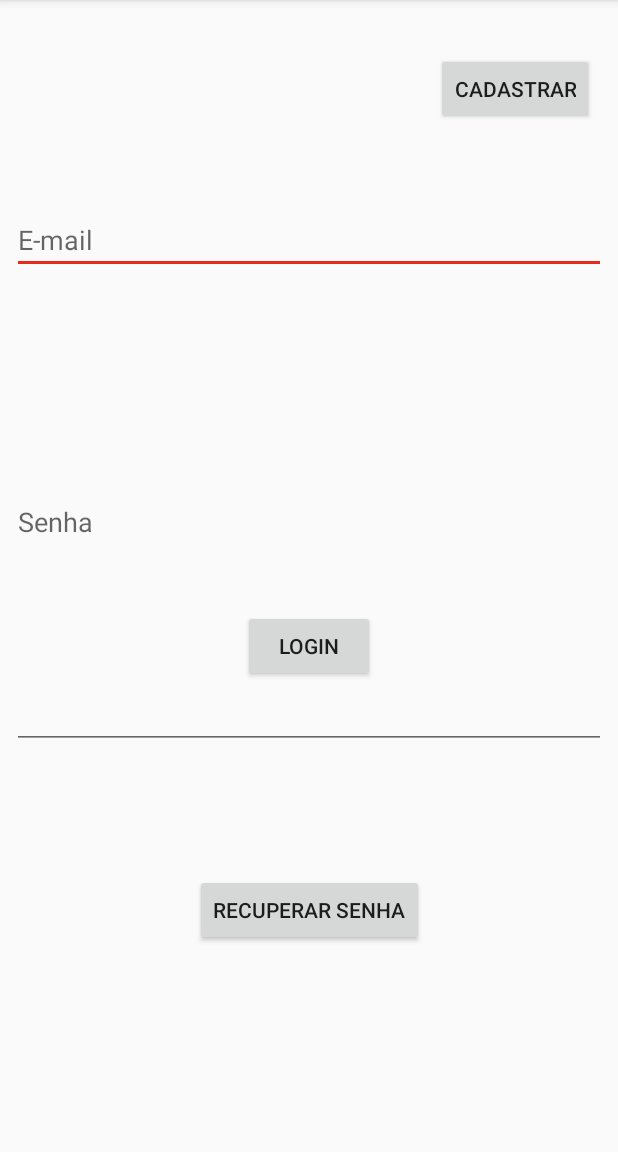
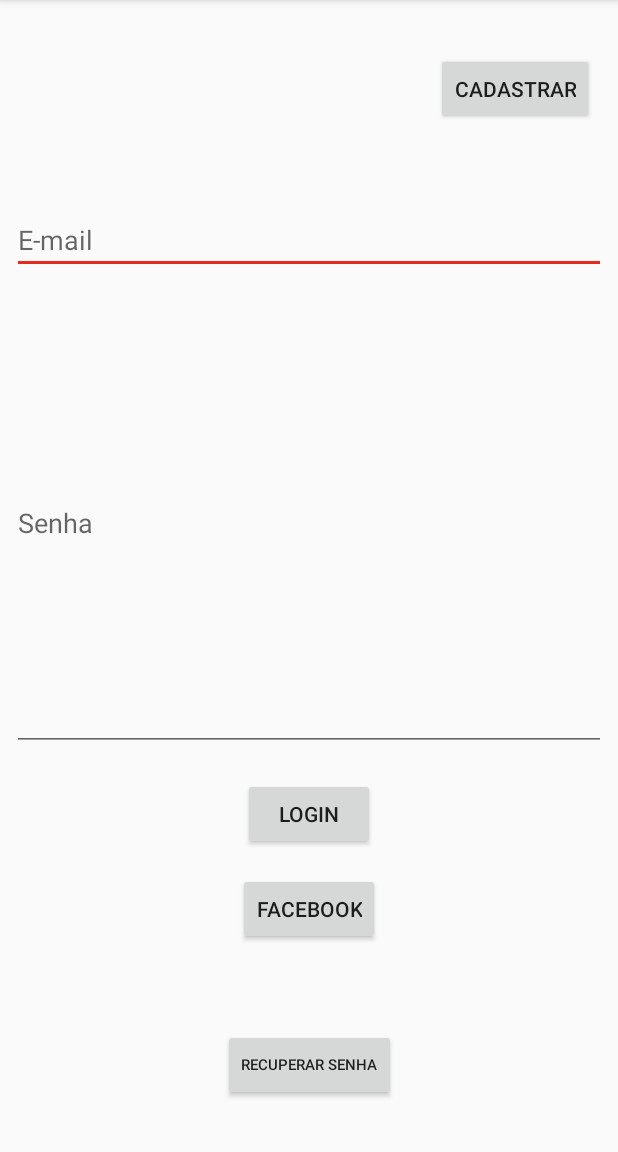
Before and after one commit to Fnandoz/TEDxCESUPA, an Android app: the screen it shows after launch (LoginActivity), after a tap on "RECUPERAR SENHA", on a phone screen of 412 x 824 dp, the part 84-1236 px from its top. Run offline under Robolectric (Android 15) with nearby library versions, the phone set to English and light mode, and no system bars; our stand-ins replace Firebase (no records; nobody signed in at launch, a user with empty details on screens opened directly).

Commit message:
Implementado FirebaseAuth e FirebaseUser Implementado Login, Cadastro e Recuperacao de senha

```diff
--- a/app/src/main/java/tedxcesupa/tedxcesupa/LoginActivity.java
+++ b/app/src/main/java/tedxcesupa/tedxcesupa/LoginActivity.java
@@ -1,30 +1,130 @@
 package tedxcesupa.tedxcesupa;
 
 import android.content.Intent;
+import android.support.annotation.NonNull;
 import android.support.v7.app.AppCompatActivity;
 import android.os.Bundle;
 import android.view.View;
+import android.widget.EditText;
+import android.widget.Toast;
+
+import com.google.android.gms.tasks.OnCompleteListener;
+import com.google.android.gms.tasks.Task;
+import com.google.firebase.auth.AuthResult;
+import com.google.firebase.auth.FirebaseAuth;
+import com.google.firebase.auth.FirebaseUser;
 
 public class LoginActivity extends AppCompatActivity {
+    private FirebaseAuth mAuth;
+    private FirebaseUser mUser;
+    EditText emailText, senhaText;
+
+    @Override
+    public void onStart() {
+        super.onStart();
+        // Check if user is signed in (non-null) and update UI accordingly.
+        FirebaseUser currentUser = mAuth.getCurrentUser();
+        if (currentUser != null){
+            // Vai para a proxima tela
+        }
+    }
 
     @Override
     protected void onCreate(Bundle savedInstanceState) {
         super.onCreate(savedInstanceState);
         setContentView(R.layout.activity_login);
+
+        mAuth = FirebaseAuth.getInstance();
+
+        emailText = findViewById(R.id.emailLoginEdit);
+        senhaText = findViewById(R.id.senhaLoginEdit);
     }
 
     public void buttonClick(View v){
         switch (v.getId()){
             case R.id.loginButton:
-                Intent intent = new Intent(LoginActivity.this, MainActivity.class);
-                startActivity(intent);
+                login(emailText.getText().toString(), senhaText.getText().toString());
                 break;
 
             case R.id.cadastrarButton:
+                cadastro(emailText.getText().toString(), senhaText.getText().toString());
                 break;
 
             case R.id.lostpasswordButton:
+                recuperar_Senha(emailText.getText().toString());
+                break;
+
+            case R.id.facebookLogin:
                 break;
         }
     }
+
+    public void login(String email, String senha){
+        if (!email.isEmpty() & !senha.isEmpty()){
+            mAuth.signInWithEmailAndPassword(email, senha)
+                    .addOnCompleteListener(new OnCompleteListener<AuthResult>() {
+                        @Override
+                        public void onComplete(@NonNull Task<AuthResult> task) {
+                            if (task.isSuccessful()){
+
+                                mUser = mAuth.getCurrentUser();
+                                if (mUser.isEmailVerified()){
+                                    // Px tela
+                                }else {
+                                    Toast.makeText(LoginActivity.this, "Verifique sua conta", Toast.LENGTH_SHORT).show();
+                                }
+                            }else {
+                                Toast.makeText(LoginActivity.this, "Email ou senha inválido.", Toast.LENGTH_SHORT).show();
+                            }
+                        }
+                    });
+
+        }
+    }
+
+    public void cadastro(String email, String senha){
+        if (!email.isEmpty() & !senha.isEmpty()){
+            mAuth.createUserWithEmailAndPassword(email, senha)
+                    .addOnCompleteListener(new OnCompleteListener<AuthResult>() {
+                        @Override
+                        public void onComplete(@NonNull Task<AuthResult> task) {
+                            if (task.isSuccessful()){
+                                mUser = mAuth.getCurrentUser();
+
+                                assert mUser != null;
+                                mUser.sendEmailVerification()
+                                        .addOnCompleteListener(new OnCompleteListener<Void>() {
+                                            @Override
+                                            public void onComplete(@NonNull Task<Void> task) {
+                                                if (task.isSuccessful()){
+                                                    // OK
+                                                }else {
+                                                    // Erro
+                                                }
+                                            }
+                                        });
+
+                            }else {
+                                Toast.makeText(LoginActivity.this, "Erro ao criar conta.", Toast.LENGTH_SHORT).show();
+                            }
+                        }
+                    });
+        }
+    }
+
+    public void facebook(){}
+
+    public void recuperar_Senha(String email){
+        mAuth.sendPasswordResetEmail(email)
+                .addOnCompleteListener(new OnCompleteListener<Void>() {
+                    @Override
+                    public void onComplete(@NonNull Task<Void> task) {
+                        if (task.isSuccessful()){
+                            Toast.makeText(LoginActivity.this, "Enviado", Toast.LENGTH_SHORT).show();
+                        }else {
+                            Toast.makeText(LoginActivity.this, "Erro!", Toast.LENGTH_SHORT).show();
+                        }
+                    }
+                });
+    }
 }
--- a/app/src/main/res/layout/activity_login.xml
+++ b/app/src/main/res/layout/activity_login.xml
@@ -4,10 +4,11 @@
     xmlns:tools="http://schemas.android.com/tools"
     android:layout_width="match_parent"
     android:layout_height="match_parent"
-    tools:context="tedxcesupa.tedxcesupa.LoginActivity">
+    tools:context="tedxcesupa.tedxcesupa.LoginActivity"
+    tools:layout_editor_absoluteY="81dp">
 
     <EditText
-        android:id="@+id/editText"
+        android:id="@+id/emailLoginEdit"
         android:layout_width="0dp"
         android:layout_height="wrap_content"
         android:layout_marginBottom="14dp"
@@ -16,60 +17,75 @@
         android:ems="10"
         android:hint="E-mail"
         android:inputType="textEmailAddress"
-        app:layout_constraintBottom_toTopOf="@+id/editText2"
+        app:layout_constraintBottom_toTopOf="@+id/senhaLoginEdit"
         app:layout_constraintEnd_toEndOf="parent"
         app:layout_constraintStart_toStartOf="parent"
         app:layout_constraintTop_toBottomOf="@+id/cadastrarButton" />
 
     <EditText
-        android:id="@+id/editText2"
+        android:id="@+id/senhaLoginEdit"
         android:layout_width="0dp"
         android:layout_height="0dp"
-        android:layout_marginBottom="83dp"
+        android:layout_marginBottom="18dp"
         android:layout_marginEnd="8dp"
         android:layout_marginStart="8dp"
         android:ems="10"
         android:hint="Senha"
         android:inputType="textPassword"
-        app:layout_constraintBottom_toTopOf="@+id/lostpasswordButton"
+        app:layout_constraintBottom_toTopOf="@+id/loginButton"
         app:layout_constraintEnd_toEndOf="parent"
         app:layout_constraintStart_toStartOf="parent"
-        app:layout_constraintTop_toBottomOf="@+id/editText" />
+        app:layout_constraintTop_toBottomOf="@+id/emailLoginEdit" />
 
     <Button
         android:id="@+id/loginButton"
         android:layout_width="wrap_content"
         android:layout_height="wrap_content"
+        android:layout_marginBottom="15dp"
+        android:layout_marginStart="3dp"
         android:onClick="buttonClick"
         android:text="Login"
-        app:layout_constraintBottom_toBottomOf="parent"
-        app:layout_constraintLeft_toLeftOf="parent"
-        app:layout_constraintRight_toRightOf="parent"
-        app:layout_constraintTop_toTopOf="parent"
-        app:layout_constraintVertical_bias="0.565" />
+        app:layout_constraintBottom_toTopOf="@+id/facebookLogin"
+        app:layout_constraintStart_toStartOf="@+id/facebookLogin"
+        app:layout_constraintTop_toBottomOf="@+id/senhaLoginEdit" />
 
     <Button
         android:id="@+id/lostpasswordButton"
         android:layout_width="wrap_content"
         android:layout_height="wrap_content"
-        android:layout_marginBottom="137dp"
+        android:layout_marginBottom="34dp"
         android:onClick="buttonClick"
         android:text="Recuperar Senha"
+        android:textSize="10sp"
         app:layout_constraintBottom_toBottomOf="parent"
+        app:layout_constraintHorizontal_bias="0.501"
         app:layout_constraintLeft_toLeftOf="parent"
         app:layout_constraintRight_toRightOf="parent"
-        app:layout_constraintTop_toBottomOf="@+id/editText2" />
+        app:layout_constraintTop_toBottomOf="@+id/facebookLogin" />
 
     <Button
         android:id="@+id/cadastrarButton"
         android:layout_width="wrap_content"
         android:layout_height="wrap_content"
         android:layout_marginBottom="54dp"
-        android:layout_marginRight="16dp"
+        android:layout_marginEnd="16dp"
         android:layout_marginTop="35dp"
         android:onClick="buttonClick"
         android:text="Cadastrar"
-        app:layout_constraintBottom_toTopOf="@+id/editText"
+        app:layout_constraintBottom_toTopOf="@+id/emailLoginEdit"
+        app:layout_constraintEnd_toEndOf="parent"
+        app:layout_constraintTop_toTopOf="parent"
+        app:layout_constraintVertical_chainStyle="spread_inside" />
+
+    <Button
+        android:id="@+id/facebookLogin"
+        android:layout_width="wrap_content"
+        android:layout_height="wrap_content"
+        android:layout_marginBottom="56dp"
+        android:onClick="buttonClick"
+        android:text="Facebook"
+        app:layout_constraintBottom_toTopOf="@+id/lostpasswordButton"
+        app:layout_constraintLeft_toLeftOf="parent"
         app:layout_constraintRight_toRightOf="parent"
-        app:layout_constraintTop_toTopOf="parent" />
+        app:layout_constraintTop_toBottomOf="@+id/loginButton" />
 </android.support.constraint.ConstraintLayout>
--- a/build.gradle
+++ b/build.gradle
@@ -7,11 +7,12 @@ buildscript {
         jcenter()
     }
     dependencies {
-        classpath 'com.android.tools.build:gradle:3.0.0'
+        classpath 'com.android.tools.build:gradle:3.0.1'
 
 
         // NOTE: Do not place your application dependencies here; they belong
         // in the individual module build.gradle files
+        classpath 'com.google.gms:google-services:3.1.0'
     }
 }
 
```
Also changed, not shown: app/build.gradle (+11 -0 lines), 1 other file.
